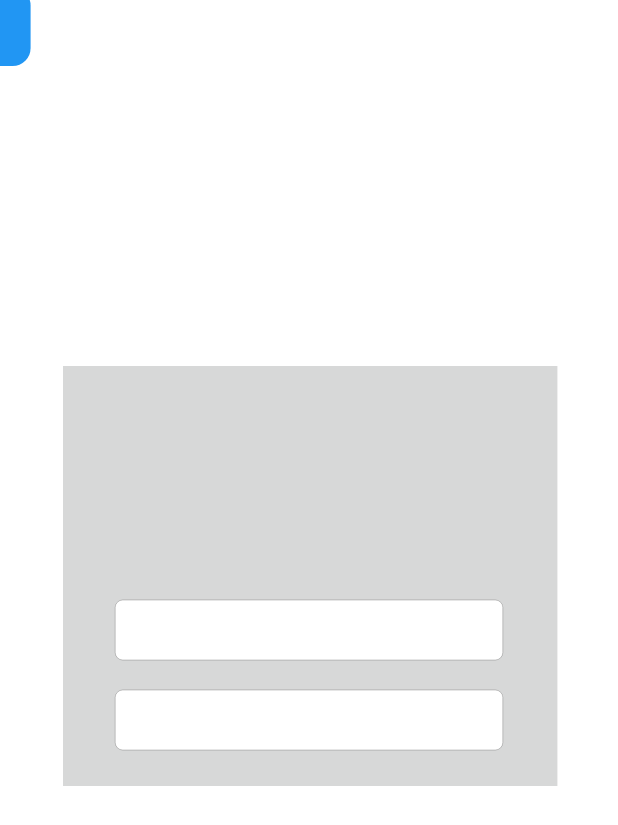
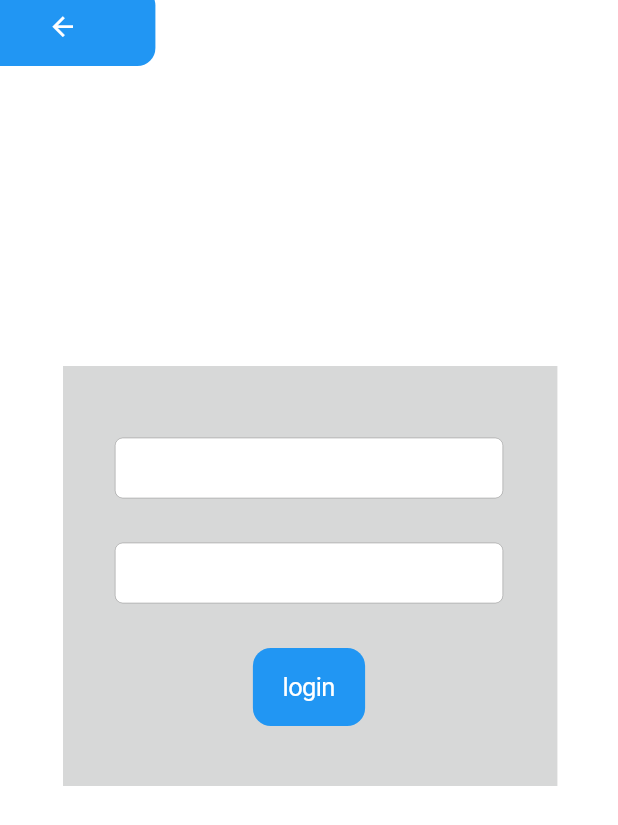
Before and after one commit to mario1525/flutter, a Flutter app: the MyCustomForm screen opened by its route, on a phone screen of 412 x 824 dp. Shown: the top 825 px of the screen. Run offline on Flutter 3.47's test engine with Material 2 defaults, Android fonts, the phone set to English and light mode, and no system bars.

Commit message:
falta botones

```diff
--- a/app_mario/lib/widget/mysingIn.dart
+++ b/app_mario/lib/widget/mysingIn.dart
@@ -1,4 +1,3 @@
-import 'dart:ffi';
 import 'package:app_mario/widget/backgraund.dart';
 import 'package:flutter/cupertino.dart';
 import 'package:flutter/material.dart';
@@ -19,7 +18,8 @@ class MyCustom extends State<MyCustomForm> {
         //boton de navegacion
         Positioned(
           bottom: 780,
-          left: -40,
+          left: -20,
+          width: MediaQuery.of(context).size.width * 0.3,
           child: CupertinoButton.filled(
             onPressed: () {
               Navigator.pop(context);
@@ -38,6 +38,7 @@ class MyCustom extends State<MyCustomForm> {
           ),
         ),
         Positioned(
+          bottom: 340,
           child: form(),
         ),
       ],
@@ -58,7 +59,7 @@ class form extends StatelessWidget {
           Container(
             width: MediaQuery.of(context).size.width * 0.7,
             decoration: BoxDecoration(
-              borderRadius: BorderRadius.circular(5),
+              borderRadius: BorderRadius.circular(10),
             ),
             padding: const EdgeInsets.symmetric(horizontal: 15),
             margin: const EdgeInsets.symmetric(horizontal: 15),
@@ -67,7 +68,7 @@ class form extends StatelessWidget {
             ),
           ),
           SizedBox(
-            height: 20,
+            height: 30,
           ),
           Container(
             width: MediaQuery.of(context).size.width * 0.7,
@@ -80,6 +81,15 @@ class form extends StatelessWidget {
               style: const TextStyle(fontSize: 22),
             ),
           ),
+          SizedBox(
+            height: 30,
+          ),
+          Container(
+            child: CupertinoButton.filled(
+              onPressed: () {},
+              child: const Text('login'),
+            ),
+          )
         ],
       ),
     );
```
Also changed, not shown: app_mario/lib/widget/mysingUp.dart (+13 -2 lines).
